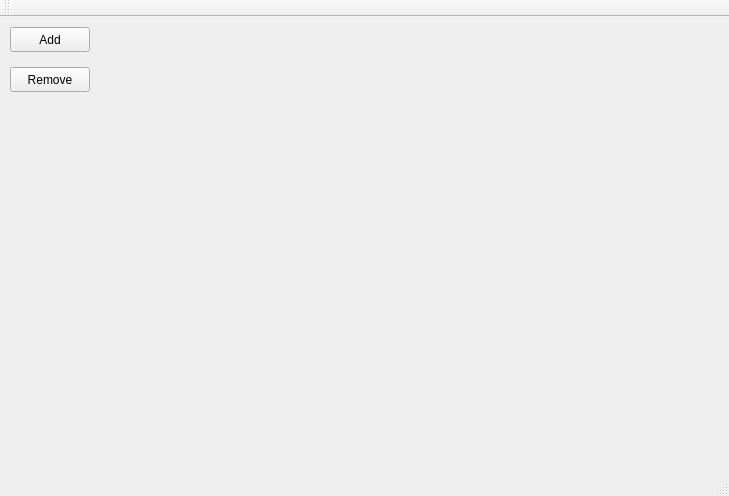
This is project/window.ui in aaaaaa2493/oop-technologies-2019 as Qt 5 draws it before an edit. The edited form follows.
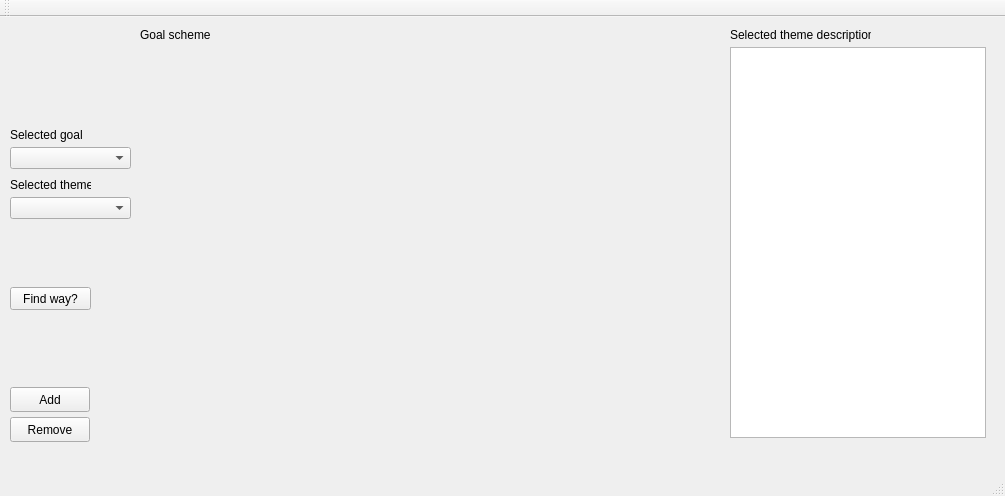
This is the edited form.

```diff
--- a/project/window.ui
+++ b/project/window.ui
@@ -6,7 +6,7 @@
    <rect>
     <x>0</x>
     <y>0</y>
-    <width>729</width>
+    <width>1005</width>
     <height>496</height>
    </rect>
   </property>
@@ -18,7 +18,7 @@
     <property name="geometry">
      <rect>
       <x>10</x>
-      <y>50</y>
+      <y>400</y>
       <width>80</width>
       <height>25</height>
      </rect>
@@ -31,7 +31,7 @@
     <property name="geometry">
      <rect>
       <x>10</x>
-      <y>10</y>
+      <y>370</y>
       <width>80</width>
       <height>25</height>
      </rect>
@@ -43,10 +43,10 @@
    <widget class="QWidget" name="verticalLayoutWidget">
     <property name="geometry">
      <rect>
-      <x>100</x>
-      <y>0</y>
-      <width>611</width>
-      <height>421</height>
+      <x>140</x>
+      <y>30</y>
+      <width>571</width>
+      <height>391</height>
      </rect>
     </property>
     <layout class="QVBoxLayout" name="layout">
@@ -55,6 +55,101 @@
      </property>
     </layout>
    </widget>
+   <widget class="QComboBox" name="GoalBox">
+    <property name="geometry">
+     <rect>
+      <x>10</x>
+      <y>130</y>
+      <width>121</width>
+      <height>22</height>
+     </rect>
+    </property>
+   </widget>
+   <widget class="QLabel" name="label">
+    <property name="geometry">
+     <rect>
+      <x>10</x>
+      <y>110</y>
+      <width>121</width>
+      <height>16</height>
+     </rect>
+    </property>
+    <property name="text">
+     <string>Selected goal</string>
+    </property>
+   </widget>
+   <widget class="QLabel" name="label_2">
+    <property name="geometry">
+     <rect>
+      <x>10</x>
+      <y>160</y>
+      <width>81</width>
+      <height>16</height>
+     </rect>
+    </property>
+    <property name="text">
+     <string>Selected theme</string>
+    </property>
+   </widget>
+   <widget class="QComboBox" name="ThemeBox">
+    <property name="geometry">
+     <rect>
+      <x>10</x>
+      <y>180</y>
+      <width>121</width>
+      <height>22</height>
+     </rect>
+    </property>
+   </widget>
+   <widget class="QLabel" name="label_3">
+    <property name="geometry">
+     <rect>
+      <x>140</x>
+      <y>10</y>
+      <width>71</width>
+      <height>16</height>
+     </rect>
+    </property>
+    <property name="text">
+     <string>Goal scheme</string>
+    </property>
+   </widget>
+   <widget class="QTextBrowser" name="textBrowser">
+    <property name="geometry">
+     <rect>
+      <x>730</x>
+      <y>30</y>
+      <width>256</width>
+      <height>391</height>
+     </rect>
+    </property>
+   </widget>
+   <widget class="QLabel" name="label_4">
+    <property name="geometry">
+     <rect>
+      <x>730</x>
+      <y>10</y>
+      <width>141</width>
+      <height>16</height>
+     </rect>
+    </property>
+    <property name="text">
+     <string>Selected theme description</string>
+    </property>
+   </widget>
+   <widget class="QPushButton" name="pushButton">
+    <property name="geometry">
+     <rect>
+      <x>10</x>
+      <y>270</y>
+      <width>81</width>
+      <height>23</height>
+     </rect>
+    </property>
+    <property name="text">
+     <string>Find way?</string>
+    </property>
+   </widget>
   </widget>
   <widget class="QMenuBar" name="menuBar">
    <property name="geometry">
```
Left out of the diff: 2 changed lines with no effect on the pictures.
